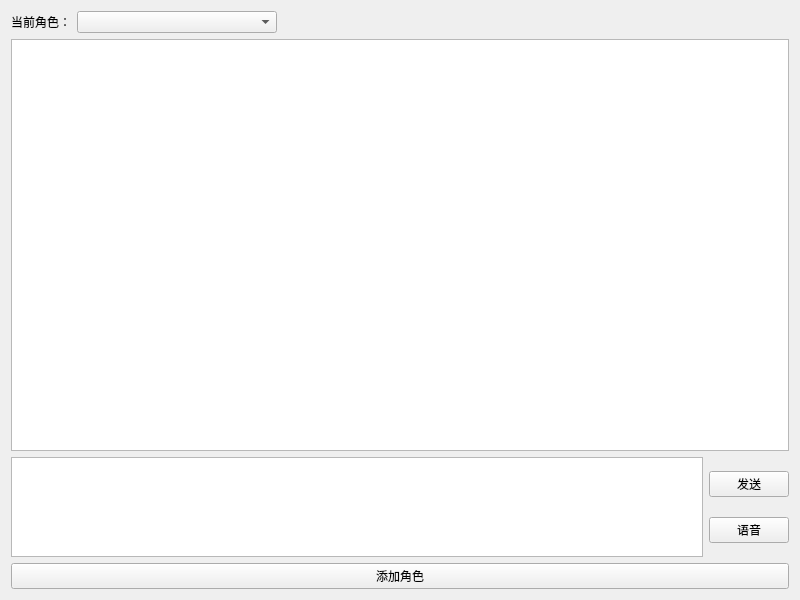
Old version of the form src/ui/chatwindow.ui in the repository Cuber-Wei/SuSG2025-KylinAiAssistant.
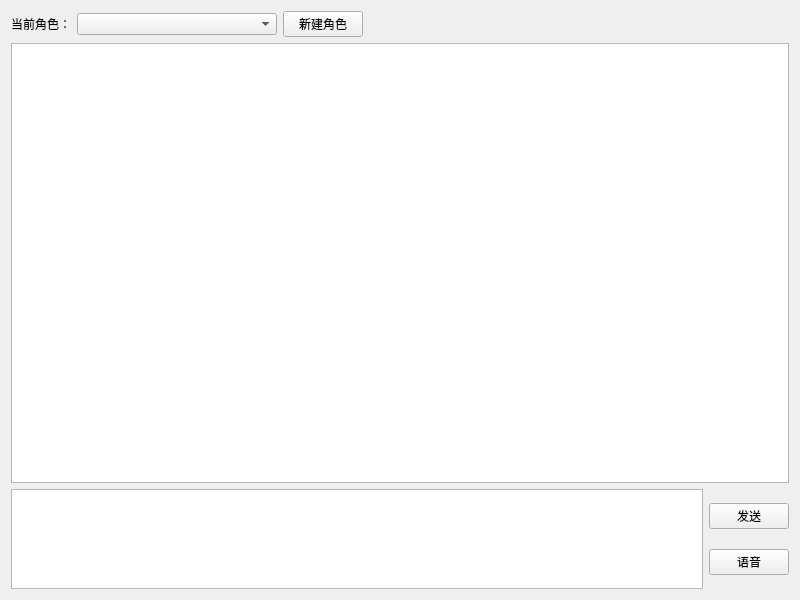
New version of the form.

Commit message: feat: UI部分完成,包括对话界面和角色定义界面

Diff of the .ui file:
```diff
--- a/src/ui/chatwindow.ui
+++ b/src/ui/chatwindow.ui
@@ -33,6 +33,13 @@
        </property>
       </widget>
      </item>
+     <item>
+      <widget class="QPushButton" name="newRoleButton">
+       <property name="text">
+        <string>新建角色</string>
+       </property>
+      </widget>
+     </item>
      <item>
       <spacer name="horizontalSpacer">
        <property name="orientation">
@@ -87,13 +94,6 @@
      </item>
     </layout>
    </item>
-   <item>
-    <widget class="QPushButton" name="addRoleButton">
-     <property name="text">
-      <string>添加角色</string>
-     </property>
-    </widget>
-   </item>
   </layout>
  </widget>
  <resources/>
```
The commit also changes 15 other files.
